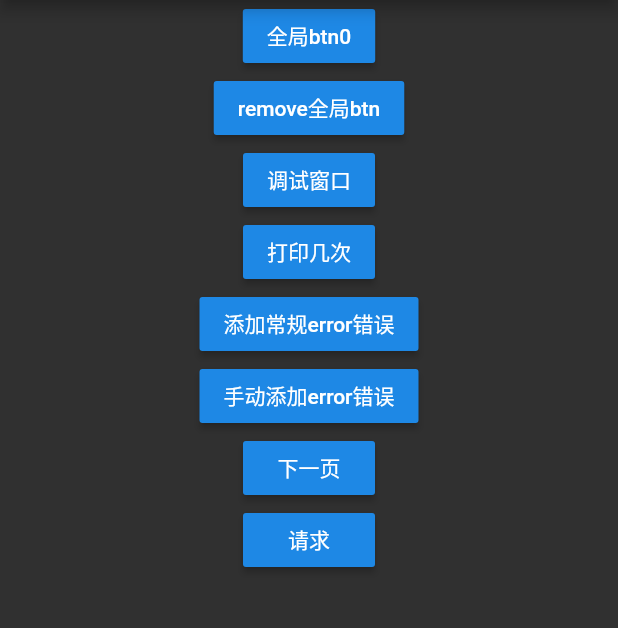
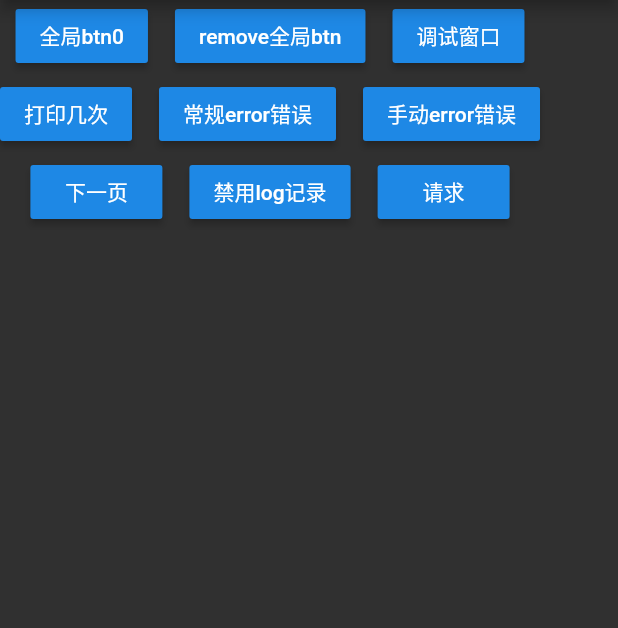
Before and after one commit to tec8297729/jh_debug, a Flutter app: the screen it shows after launch, after a tap on "remove全局btn", on a phone screen of 412 x 824 dp, the part 84-712 px from its top. Run offline on Flutter 3.47's test engine with Material 2 defaults, Android fonts, the phone set to English and light mode, and no system bars; our stand-ins replace dio; statements that could not run were skipped.

Commit message:
添加控制记录log

```diff
--- a/example/lib/TestPage.dart
+++ b/example/lib/TestPage.dart
@@ -12,10 +12,27 @@ class TestPage extends StatefulWidget {
 class _TestPageState extends State<TestPage> {
   Stream<int> streamPrint;
   int index = 0;
+  bool isEnabledFlag = true;
 
   @override
   void initState() {
     super.initState();
+    jhDebug.init(
+      context: context,
+      hideCustomTab: false,
+      btnTap1: onBtn1,
+      btnTap2: () {
+        print('${jhDebug.getPrintLogAll}');
+      },
+      customTabTitle: '自定义tab专栏',
+      customTabWidget: Container(
+        child: Text('data'),
+      ),
+      // customBottomWidge: Container(
+      //   child: Text('自定义按钮区域'),
+      // ),
+      recordEnabled: true,
+    );
   }
 
   onBtn1() {
@@ -46,80 +63,76 @@ class _TestPageState extends State<TestPage> {
 
   @override
   Widget build(BuildContext context) {
-    jhDebug.init(
-      context: context,
-      hideCustomTab: false,
-      btnTap1: onBtn1,
-      btnTap2: () {
-        print('${jhDebug.getPrintLogAll}');
-      },
-      customTabTitle: '自定义tab专栏',
-      customTabWidget: Container(
-        child: Text('data'),
-      ),
-      // customBottomWidge: Container(
-      //   child: Text('自定义按钮区域'),
-      // ),
-    );
     return Scaffold(
       appBar: AppBar(
         title: const Text('jhDebug Plugin'),
       ),
-      body: Column(
+      body: Wrap(
+        alignment: WrapAlignment.center, //沿主轴方向居中
+        spacing: 18.0, // 每个组件之间的间隔
+        runSpacing: 4.0, // 纵轴Y的间隔距离，每个组件底部间隔
         children: <Widget>[
-          Center(
+          ...listBtns(),
+        ],
+      ),
+    );
+  }
+
+  Widget baseBtn({String text, VoidCallback onPressed}) {
+    return Container(
       child: RaisedButton(
-              child: Text('全局btn$index'),
+        child: Text(text),
+        onPressed: onPressed,
+      ),
+    );
+  }
+
+  testW() {
+    return;
+  }
+
+  List<Widget> listBtns() {
+    return [
+      baseBtn(
+        text: '全局btn$index',
         onPressed: () {
           jhDebug.showDebugBtn();
-                // showDebugBtn();
         },
       ),
-          ),
-          Center(
-            child: RaisedButton(
-              child: Text('remove全局btn'),
+      baseBtn(
+        text: 'remove全局btn',
         onPressed: () {
           jhDebug.removeDebugBtn();
         },
       ),
-          ),
-          Center(
-            child: RaisedButton(
-              child: Text('调试窗口'),
+      baseBtn(
+        text: '调试窗口',
         onPressed: () {
           print('点击一次');
           jhDebug.showLog();
         },
       ),
-          ),
-          Center(
-            child: RaisedButton(
-              child: Text('打印几次'),
+      baseBtn(
+        text: '打印几次',
         onPressed: () async {
           Duration interval = Duration(milliseconds: 30);
           streamPrint = Stream.periodic(interval, (data) => data);
           streamPrint = streamPrint.take(200);
           await for (int i in streamPrint) {
-                  print(
-                      'test log$i >>> ${DateTime.now().microsecondsSinceEpoch}');
+            print('test log$i >>> ${DateTime.now().microsecondsSinceEpoch}');
           }
         },
       ),
-          ),
-          Center(
-            child: RaisedButton(
-              child: Text('添加常规error错误'),
+      baseBtn(
+        text: '常规error错误',
         onPressed: () {
           // _tabController = TabController(length: 1, vsync: this);
           throw "Sample for exception";
           // Future.error("error自定义错误");
         },
       ),
-          ),
-          Center(
-            child: RaisedButton(
-              child: Text('手动添加error错误'),
+      baseBtn(
+        text: '手动error错误',
         onPressed: () async {
           Duration interval = Duration(seconds: 1);
           streamPrint = Stream.periodic(interval, (data) => data);
@@ -153,25 +166,28 @@ class _TestPageState extends State<TestPage> {
           }
         },
       ),
-          ),
-          Center(
-            child: RaisedButton(
-              child: Text('下一页'),
+      baseBtn(
+        text: '下一页',
         onPressed: () {
           Navigator.pushNamed(context, '/detailsPage');
         },
       ),
+      baseBtn(
+        text: '${isEnabledFlag ? '禁用' : '启用'}log记录',
+        onPressed: () {
+          setState(() {
+            jhDebug.setRecordEnabled(!isEnabledFlag);
+            print(!isEnabledFlag);
+            isEnabledFlag = !isEnabledFlag;
+          });
+        },
       ),
-          Center(
-            child: RaisedButton(
-              child: Text('请求'),
+      baseBtn(
+        text: '请求',
         onPressed: () {
           getNewVersion();
         },
       ),
-          ),
-        ],
-      ),
-    );
+    ];
   }
 }
--- a/lib/constants/jh_constants.dart
+++ b/lib/constants/jh_constants.dart
@@ -22,4 +22,7 @@ class JhConstants {
 
   /// 是否错误输出在控制台
   static const DebugMode ISIN_DEBUGMODE = DebugMode.inConsole;
+
+  /// 是否记用记录log
+  static const RECORD_ENABLED = true;
 }
--- a/lib/index.dart
+++ b/lib/index.dart
@@ -37,7 +37,10 @@ class JhDebug {
   /// [debugRecord] 调试日志最多记录多少条,默认30条
   ///
   /// [debugModeFull] 调试日志中-是否显示详细日志, 默认flase精简日志, true详细日志
+  ///
   /// [scrollFlag] 是否开启内容区域左右滑动tab功能，默认开启
+  ///
+  /// [recordEnabled] 是否开启记录log模式，生产环境可以关闭提高APP性能
   void init({
     @required BuildContext context,
     bool hideCustomTab = true,
@@ -56,6 +59,7 @@ class JhDebug {
     int tabsInitIndex = JhConstants.TABS_INIT_INDEX,
     bool debugModeFull = JhConstants.DEBUG_MODEFULL,
     bool scrollFlag = JhConstants.SCROLL_FLAG,
+    bool recordEnabled = JhConstants.RECORD_ENABLED,
   }) async {
     assert(context != null);
     assert(hideCustomTab != null);
@@ -81,9 +85,13 @@ class JhDebug {
     jhConfig.debugModeFull = debugModeFull;
 
     jhConfig.scrollFlag = scrollFlag;
+    jhConfig.recordEnabled = recordEnabled;
+
     _initFlag = true;
     _context = context;
   }
+
+  // --------------- 全局key及绑定方法 ----------------
 
   /// 获取全局key
   GlobalKey<NavigatorState> get getNavigatorKey => _navigatorKey;
@@ -96,11 +104,16 @@ class JhDebug {
   BuildContext get getGlobalContext =>
       _navigatorKey?.currentState?.overlay?.context;
 
+  // --------------- 日志方法 ----------------
+
   /// 获取调试栏所有log日志信息
   List<Map<String, String>> get getDebugLogAll => logDataUtls.getDebugLogAll;
 
-  /// 设置调试log日志内容, 输出flutter错误日志,构建错误等
-  setDebugLog({@required String debugLog, @required String debugStack}) {
+  /// 设置debug日志内容, 输出flutter错误日志,构建错误等
+  void setDebugLog({
+    @required String debugLog,
+    @required String debugStack,
+  }) {
     logDataUtls.addDebugLog(debugLog, debugStack);
   }
 
@@ -114,7 +127,9 @@ class JhDebug {
   List<String> get getPrintLogAll => logDataUtls.getPrintLogAll;
 
   /// 设置print栏日志内容
-  void setPrintLog(String text) => logDataUtls.addPringLog(text);
+  void setPrintLog(String text) {
+    logDataUtls.addPringLog(text);
+  }
 
   /// 清空print所有日志
   void clearPrintLog() => logDataUtls.clearPrint();
@@ -125,7 +140,9 @@ class JhDebug {
     clearPrintLog();
   }
 
-  // 初始化init方法判断
+  // --------------- 按钮弹窗 ----------------
+
+  // 判断是否初始化init
   bool _judegInit() {
     if (_initFlag) return true;
     throw Exception('${JhConstants.ERROR_TIPS_PREFIX}未初始化jeDebug.init方法');
@@ -164,7 +181,7 @@ class JhDebug {
   }
 
   /// 隐藏jhDebug弹层窗口
-  hideLog() {
+  void hideLog() {
     if (!_judegInit()) return;
     try {
       Navigator.pop(getGlobalContext);
@@ -218,10 +235,18 @@ class JhDebug {
   }
 
   /// 隐藏全局调试按钮
-  removeDebugBtn() {
+  void removeDebugBtn() {
     if (_overlayCode != null) {
       _overlayEntry.remove();
       _overlayCode = null;
     }
   }
+
+  // --------------- 设置参数方法 ----------------
+
+  /// 设置是否开启记录log模式
+  void setRecordEnabled(bool isEnabled) {
+    jhConfig.recordEnabled = isEnabled;
+    print('内容参数${jhConfig.recordEnabled}');
+  }
 }
--- a/lib/mainFn.dart
+++ b/lib/mainFn.dart
@@ -94,7 +94,7 @@ jhDebugMain({
     },
     zoneSpecification: new ZoneSpecification(
       print: (Zone self, ZoneDelegate parent, Zone zone, String line) {
-        jhDebug.setPrintLog(line);
+        jhDebug.setPrintLog("$line");
         parent.print(self, "$line");
       },
     ),
--- a/lib/page/TabsWrap.dart
+++ b/lib/page/TabsWrap.dart
@@ -2,7 +2,7 @@ import 'package:flutter/material.dart';
 import 'package:jh_debug/config/jh_config.dart';
 import 'package:jh_debug/page/components/DebugTab/DebugTab.dart';
 import 'package:jh_debug/page/components/PrintTab/PrintTab.dart';
-import 'package:jh_debug/page/types/index.dart';
+import 'package:jh_debug/page/types/index.dart' show LogType;
 import 'package:jh_debug/utils/logData_utls.dart';
 import 'components/BottomWrap/BottomWrap.dart';
 
--- a/lib/page/components/BaseLogContext/BaseLogContext.dart
+++ b/lib/page/components/BaseLogContext/BaseLogContext.dart
@@ -31,7 +31,6 @@ class _BaseLogContextState extends State<BaseLogContext>
   Widget build(BuildContext context) {
     super.build(context);
     return Container(
-      child: Container(
       color: Colors.white,
       child: Stack(
         children: <Widget>[
@@ -46,7 +45,6 @@ class _BaseLogContextState extends State<BaseLogContext>
           if (widget.headerChild != null) widget.headerChild,
         ],
       ),
-      ),
     );
   }
 }
--- a/lib/utils/logData_utls.dart
+++ b/lib/utils/logData_utls.dart
@@ -32,7 +32,9 @@ class LogDataUtls {
 
   /// 添加一条print日志
   void addPringLog(String data) {
-    if (_printLogAll.length >= jhConfig.printRecord) {
+    if (!jhConfig.recordEnabled) return;
+    if (_printLogAll.length >= jhConfig.printRecord &&
+        _printLogAll.length != 0) {
       // 清除多余日志
       _printLogAll.removeRange(
           0, _printLogAll.length - jhConfig.printRecord + 1);
@@ -67,7 +69,9 @@ class LogDataUtls {
 
   /// debug 添加一条日志
   void addDebugLog(String debugLog, String debugStack) {
-    if (_debugLogAll.length >= jhConfig.debugRecord) {
+    if (!jhConfig.recordEnabled) return;
+    if (_debugLogAll.length >= jhConfig.debugRecord &&
+        _debugLogAll.length != 0) {
       // 清除多余日志
       _debugLogAll.removeRange(
           0, _debugLogAll.length - jhConfig.debugRecord + 1);
--- a/pubspec.yaml
+++ b/pubspec.yaml
@@ -9,7 +9,6 @@ environment:
 dependencies:
   flutter:
     sdk: flutter
-  fluttertoast: ^7.1.1
 
 dev_dependencies:
   flutter_test:
```
Also changed, not shown: lib/config/jh_config.dart (+5 -3 lines), lib/utils/jhLog_util.dart (deleted, +0 -9 lines), lib/utils/utls.dart (+0 -9 lines), 1 other file. Lines whose indentation alone changed are shown as unchanged.
